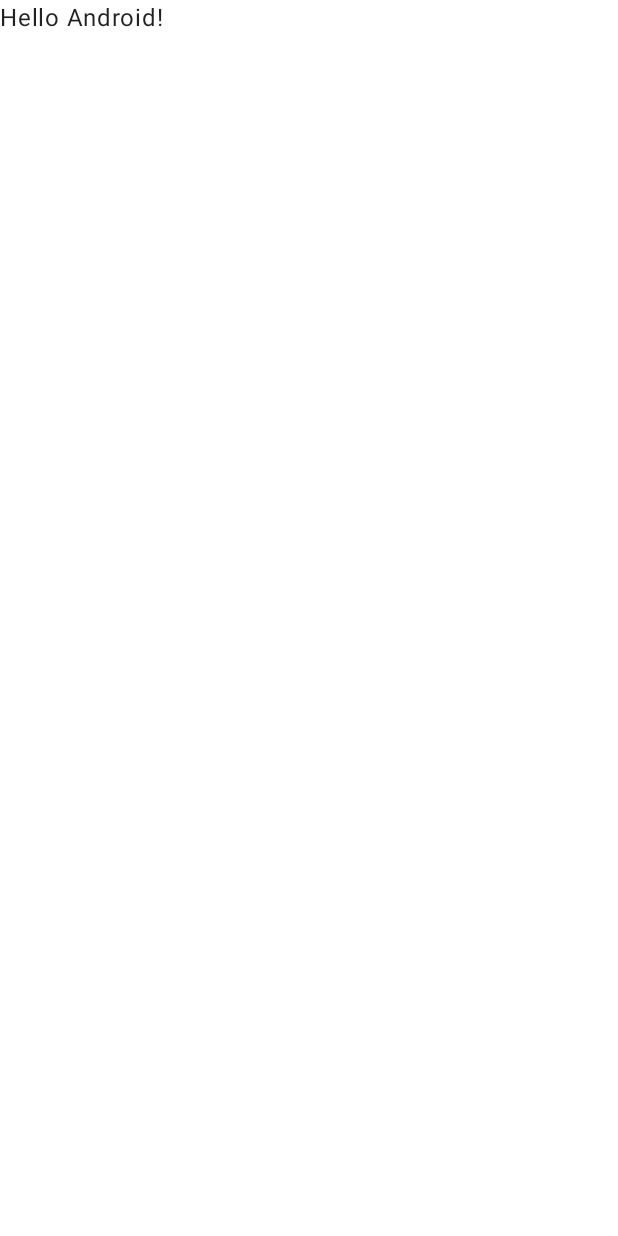
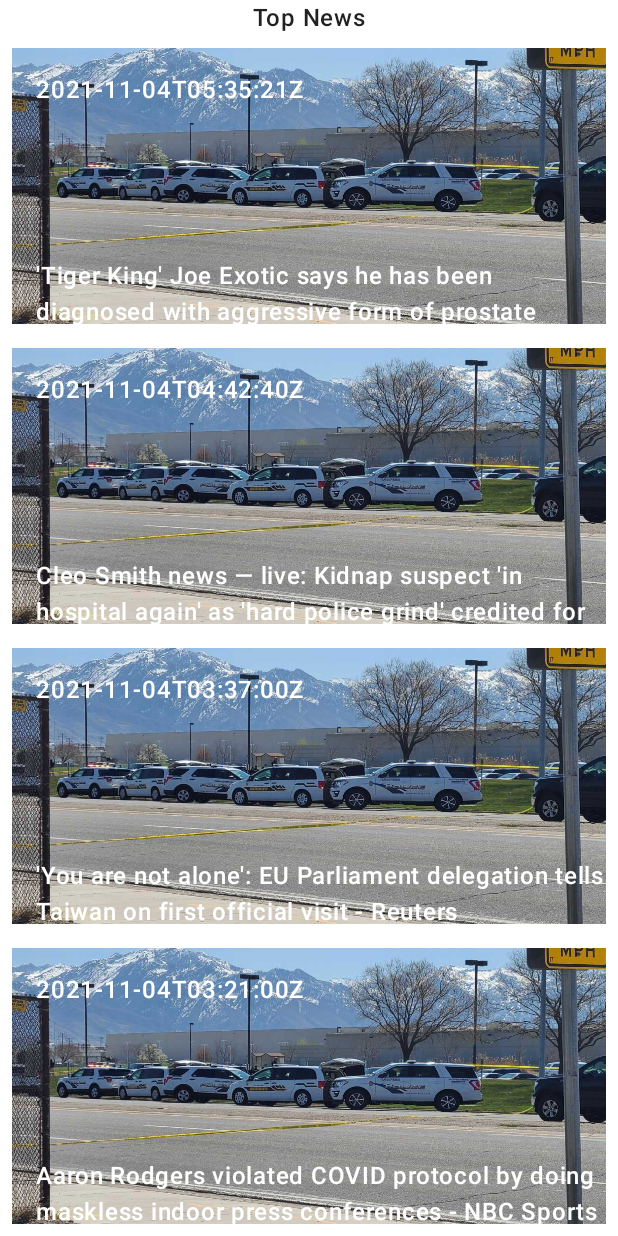
Before and after one commit to darmainchiro/News-App-Compose, an Android app built with Jetpack Compose: the screen it shows after launch (MainActivity), on a phone screen of 412 x 824 dp. Before the commit the screen is almost empty. Run offline under Robolectric (Android 15) with nearby library versions, the phone set to English and light mode, and no system bars.

```diff
--- a/app/build.gradle.kts
+++ b/app/build.gradle.kts
@@ -51,7 +51,7 @@ android {
 
 dependencies {
 
-    implementation("androidx.core:core-ktx:1.9.0")
+    implementation("androidx.core:core-ktx:1.10.1")
     implementation("androidx.lifecycle:lifecycle-runtime-ktx:2.6.1")
     implementation("androidx.activity:activity-compose:1.7.2")
     implementation(platform("androidx.compose:compose-bom:2023.03.00"))
@@ -59,6 +59,8 @@ dependencies {
     implementation("androidx.compose.ui:ui-graphics")
     implementation("androidx.compose.ui:ui-tooling-preview")
     implementation("androidx.compose.material:material")
+    implementation("androidx.navigation:navigation-compose:2.5.3")
+
     testImplementation("junit:junit:4.13.2")
     androidTestImplementation("androidx.test.ext:junit:1.1.5")
     androidTestImplementation("androidx.test.espresso:espresso-core:3.5.1")
--- a/app/src/main/java/id/ajiguna/newsappcompose/MainActivity.kt
+++ b/app/src/main/java/id/ajiguna/newsappcompose/MainActivity.kt
@@ -10,6 +10,7 @@ import androidx.compose.material.Text
 import androidx.compose.runtime.Composable
 import androidx.compose.ui.Modifier
 import androidx.compose.ui.tooling.preview.Preview
+import id.ajiguna.newsappcompose.ui.NewsApp
 import id.ajiguna.newsappcompose.ui.theme.NewsAppComposeTheme
 
 class MainActivity : ComponentActivity() {
@@ -22,25 +23,18 @@ class MainActivity : ComponentActivity() {
                     modifier = Modifier.fillMaxSize(),
                     color = MaterialTheme.colors.background
                 ) {
-                    Greeting("Android")
+                    NewsApp()
                 }
             }
         }
     }
 }
 
-@Composable
-fun Greeting(name: String, modifier: Modifier = Modifier) {
-    Text(
-        text = "Hello $name!",
-        modifier = modifier
-    )
-}
 
 @Preview(showBackground = true)
 @Composable
-fun GreetingPreview() {
+fun DefaultPreview() {
     NewsAppComposeTheme {
-        Greeting("Android")
+        NewsApp()
     }
 }
--- /dev/null
+++ b/app/src/main/java/id/ajiguna/newsappcompose/MockData.kt
@@ -0,0 +1,72 @@
+package id.ajiguna.newsappcompose
+
+object MockData {
+    val topNewsList = listOf<NewsData>(
+        NewsData(
+            1,
+            author = "Raja Razek, CNN",
+            title = "'Tiger King' Joe Exotic says he has been diagnosed with aggressive form of prostate cancer - CNN",
+            description = "Joseph Maldonado, known as Joe Exotic on the 2020 Netflix docuseries \\\"Tiger King: Murder, Mayhem and Madness,\\\" has been diagnosed with an aggressive form of prostate cancer, according to a letter written by Maldonado.",
+            publishedAt = "2021-11-04T05:35:21Z"
+        ),
+        NewsData(
+            2,
+            R.drawable.example,
+            author = "Namita Singh",
+            title = "Cleo Smith news — live: Kidnap suspect 'in hospital again' as 'hard police grind' credited for breakthrough - The Independent",
+            description = "The suspected kidnapper of four-year-old Cleo Smith has been treated in hospital for a second time amid reports he was “attacked” while in custody.",
+            publishedAt = "2021-11-04T04:42:40Z"
+        ),
+        NewsData(
+            3,
+            R.drawable.example,
+            author = "Not available",
+            title = "'You are not alone': EU Parliament delegation tells Taiwan on first official visit - Reuters",
+            description =
+            "The European Parliament's first official delegation to Taiwan said on Thursday the diplomatically isolated island is not alone and called for bolder actions to strengthen EU-Taiwan ties as Taipei faces rising pressure from Beijing.",
+            publishedAt = "2021-11-04T03:37:00Z"
+        ),
+        NewsData(
+            4,
+            R.drawable.example,
+            author = "Mike Florio",
+            title = "Aaron Rodgers violated COVID protocol by doing maskless indoor press conferences - NBC Sports",
+            description = "Packers quarterback Aaron Rodgers has been conducting in-person press conferences in the Green Bay facility without wearing a mask. Because he was secretly unvaccinated, Rodgers violated the rules.",
+            publishedAt = "2021-11-04T03:21:00Z"
+        ),
+        NewsData(
+            5,
+            R.drawable.example,
+            author = "Grant Brisbee",
+            title = "Buster Posey's career was like no other in Giants history - The Athletic",
+            description = "There was a franchise without Buster Posey, and there was one with him, and those two franchises were radically, impossibly different.",
+            publishedAt = "2021-11-04T02:12:54Z"
+        ),
+        NewsData(
+            6,
+            author = "Michael Schneider",
+            title = "‘The Masked Singer’ Reveals Identity of the Beach Ball: Here Are the Stars Under the Mask - Variety",
+            description = "SPOILER ALERT: Do not read ahead if you have not watched “The Masked Singer” Season 6, Episode 8, “Giving Thanks,” which aired November 3 on Fox. Honey Boo Boo, we hardly knew you. Reality TV mother and daughter stars June Edith “Mama June” Shannon and Alana …",
+            publishedAt = "2021-11-04T02:00:00Z"
+        ),
+        NewsData(
+            7,
+            R.drawable.example,
+            author = "Thomas Barrabi",
+            title = "Sen. Murkowski slams Dems over 'show votes' on federal election bills - Fox News",
+            description = "Sen. Lisa Murkowski, R-Alaska, slammed Senate Democrats for pursuing “show votes” on federal election bills on Wednesday as Republicans used the filibuster to block consideration the John Lewis Voting Rights Advancement Act.",
+            publishedAt = "2021-11-04T01:57:36Z"
+        ),
+        NewsData(
+            8,
+            author = "CBSBoston.com Staff",
+            title = "Principal Beaten Unconscious At Dorchester School; Classes Canceled Thursday - CBS Boston",
+            description = "Principal Patricia Lampron and another employee were assaulted at Henderson Upper Campus during dismissal on Wednesday.",
+            publishedAt = "2021-11-04T01:55:00Z"
+        )
+    )
+
+    fun getNews(newsId: Int?):NewsData{
+        return topNewsList.first{it.id == newsId}
+    }
+}
--- /dev/null
+++ b/app/src/main/java/id/ajiguna/newsappcompose/NewsData.kt
@@ -0,0 +1,10 @@
+package id.ajiguna.newsappcompose
+
+data class NewsData(
+    val id: Int,
+    val image: Int = R.drawable.example,
+    val author: String,
+    val title: String,
+    val description: String,
+    val publishedAt: String
+)
--- /dev/null
+++ b/app/src/main/java/id/ajiguna/newsappcompose/ui/NewsApp.kt
@@ -0,0 +1,35 @@
+package id.ajiguna.newsappcompose.ui
+
+import androidx.compose.runtime.Composable
+import androidx.navigation.NavType
+import androidx.navigation.compose.NavHost
+import androidx.navigation.compose.composable
+import androidx.navigation.compose.rememberNavController
+import androidx.navigation.navArgument
+import id.ajiguna.newsappcompose.MockData
+import id.ajiguna.newsappcompose.ui.screen.DetailScreen
+import id.ajiguna.newsappcompose.ui.screen.TopNews
+
+@Composable
+fun NewsApp() {
+    Navigation()
+}
+
+@Composable
+fun Navigation(){
+    val navController = rememberNavController()
+    NavHost(navController = navController, startDestination = "TopNews"){
+        composable("TopNews"){
+            TopNews(navController = navController)
+        }
+        composable("Detail/{newsId}",
+            arguments = listOf(navArgument("newsId"){type = NavType.IntType})
+        ){
+            navBackStackEntry ->
+            val id = navBackStackEntry.arguments?.getInt("newsId")
+            val newsData = MockData.getNews(id)
+            DetailScreen(navController = navController, newsData)
+        }
+    }
+
+}
--- /dev/null
+++ b/app/src/main/java/id/ajiguna/newsappcompose/ui/screen/DetailScreen.kt
@@ -0,0 +1,40 @@
+package id.ajiguna.newsappcompose.ui.screen
+
+import androidx.compose.foundation.layout.Column
+import androidx.compose.foundation.layout.fillMaxWidth
+import androidx.compose.material.Button
+import androidx.compose.material.Text
+import androidx.compose.runtime.Composable
+import androidx.compose.ui.Alignment
+import androidx.compose.ui.Modifier
+import androidx.compose.ui.text.font.FontWeight
+import androidx.compose.ui.tooling.preview.Preview
+import androidx.navigation.NavController
+import androidx.navigation.compose.rememberNavController
+import id.ajiguna.newsappcompose.NewsData
+
+@Composable
+fun DetailScreen(navController: NavController, newsData: NewsData){
+    Column(
+        modifier = Modifier.fillMaxWidth(), horizontalAlignment = Alignment.CenterHorizontally
+    ) {
+        Text(text = "Detail Screen", fontWeight =  FontWeight.SemiBold)
+        Button(onClick = {
+            navController.popBackStack()
+        }) {
+            Text(text = "New Screen ${newsData.author}")
+        }
+    }
+}
+
+@Preview(showBackground = true)
+@Composable
+fun DetailScreenPreview(){
+    DetailScreen(rememberNavController(), NewsData(
+        2,
+        author = "Namita Singh",
+        title = "Cleo Smith news — live: Kidnap suspect 'in hospital again' as 'hard police grind' credited for breakthrough - The Independent",
+        description = "The suspected kidnapper of four-year-old Cleo Smith has been treated in hospital for a second time amid reports he was “attacked” while in custody.",
+        publishedAt = "2021-11-04T04:42:40Z"
+    ))
+}
--- /dev/null
+++ b/app/src/main/java/id/ajiguna/newsappcompose/ui/screen/TopNews.kt
@@ -0,0 +1,73 @@
+package id.ajiguna.newsappcompose.ui.screen
+
+import androidx.compose.foundation.Image
+import androidx.compose.foundation.clickable
+import androidx.compose.foundation.layout.Arrangement
+import androidx.compose.foundation.layout.Box
+import androidx.compose.foundation.layout.Column
+import androidx.compose.foundation.layout.Spacer
+import androidx.compose.foundation.layout.fillMaxWidth
+import androidx.compose.foundation.layout.height
+import androidx.compose.foundation.layout.padding
+import androidx.compose.foundation.layout.wrapContentHeight
+import androidx.compose.foundation.lazy.LazyColumn
+import androidx.compose.foundation.lazy.items
+import androidx.compose.material.Text
+import androidx.compose.runtime.Composable
+import androidx.compose.ui.Alignment
+import androidx.compose.ui.Modifier
+import androidx.compose.ui.graphics.Color
+import androidx.compose.ui.layout.ContentScale
+import androidx.compose.ui.res.painterResource
+import androidx.compose.ui.text.font.FontWeight
+import androidx.compose.ui.tooling.preview.Preview
+import androidx.compose.ui.unit.dp
+import androidx.navigation.NavController
+import androidx.navigation.compose.rememberNavController
+import id.ajiguna.newsappcompose.MockData
+import id.ajiguna.newsappcompose.NewsData
+
+@Composable
+fun TopNews(navController: NavController) {
+    Column(
+        modifier = Modifier.fillMaxWidth(), horizontalAlignment = Alignment.CenterHorizontally
+    ) {
+        Text(text = "Top News", fontWeight =  FontWeight.SemiBold)
+        LazyColumn{
+            items(MockData.topNewsList){
+                newsData ->
+                TopNewsItem(newsData = newsData, onNewsClick = {
+                    navController.navigate("Detail/${newsData.id}")
+                })
+            }
+        }
+    }
+}
+
+@Composable
+fun TopNewsItem(newsData: NewsData, onNewsClick: ()-> Unit = {}){
+    Box (modifier = Modifier
+        .height(200.dp)
+        .padding(8.dp).clickable {
+            onNewsClick()
+        }){
+        Image(painter = painterResource(id = newsData.image), contentDescription = "",
+            contentScale = ContentScale.FillBounds)
+        Column(modifier = Modifier
+            .wrapContentHeight()
+            .padding(top = 16.dp, start = 16.dp),
+            verticalArrangement = Arrangement.SpaceBetween) {
+            Text(text = newsData.publishedAt, color = Color.White, fontWeight = FontWeight.SemiBold)
+            Spacer(modifier = Modifier.height(100.dp))
+            Text(text = newsData.title, color = Color.White, fontWeight = FontWeight.SemiBold)
+        }
+
+    }
+
+}
+
+@Preview(showBackground = true)
+@Composable
+fun TopNewsPreview(){
+    TopNews(rememberNavController())
+}
```
Also changed, not shown: app/src/main/res/drawable/example.jpg (added).
